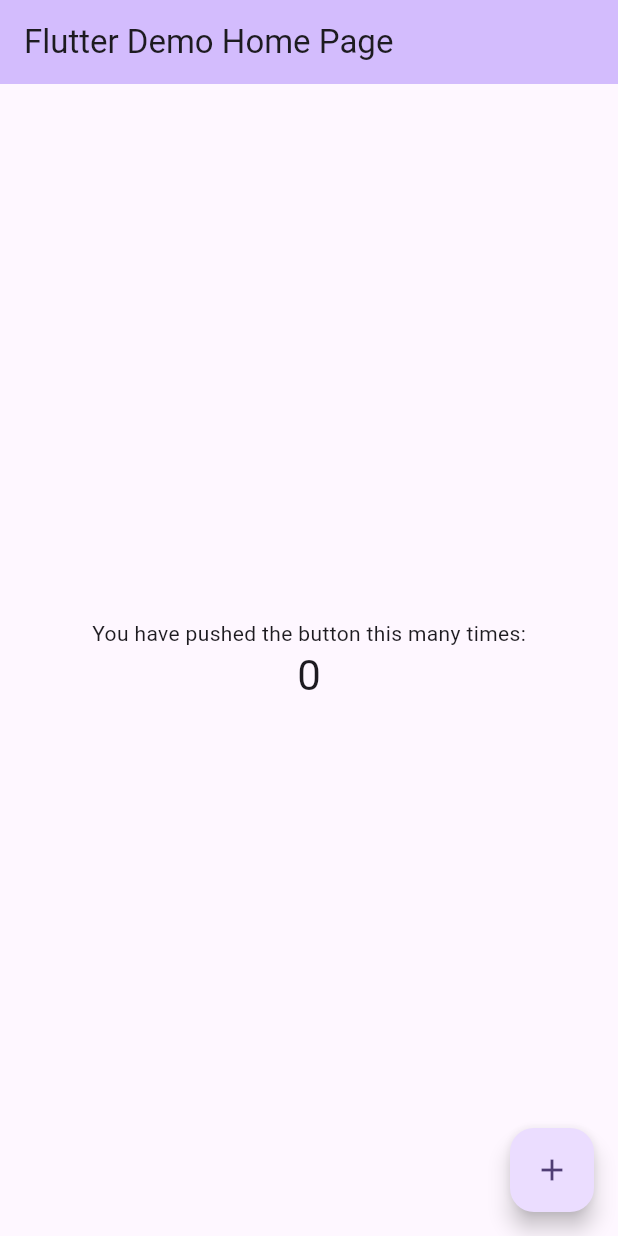
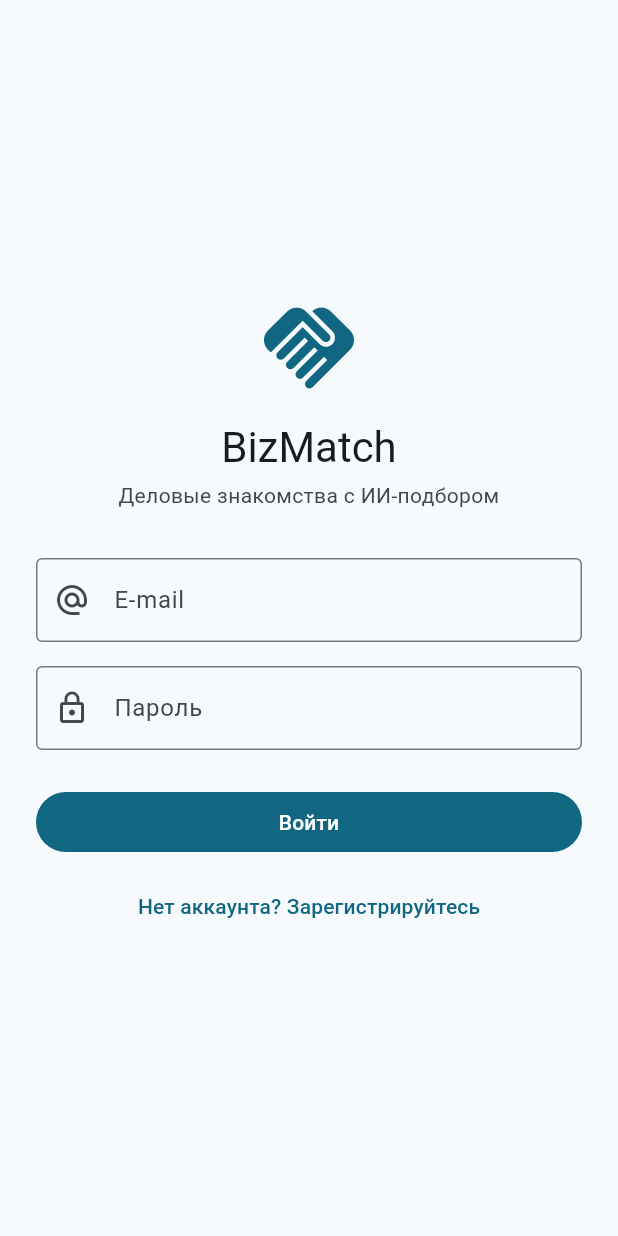
Before and after one commit to anastasia56yy/PAM-BizMatch, a Flutter app: the screen it shows after launch, on a phone screen of 412 x 824 dp. Run offline on Flutter 3.47's test engine with Material 3 defaults, Android fonts, the phone set to English and light mode, and no system bars.

Commit message:
Тема Material 3 (ColorScheme.fromSeed) и статический экран входа

```diff
--- a/lib/main.dart
+++ b/lib/main.dart
@@ -1,122 +1,25 @@
 import 'package:flutter/material.dart';
 
-void main() {
-  runApp(const MyApp());
-}
+import 'screens/login_screen.dart';
 
-class MyApp extends StatelessWidget {
-  const MyApp({super.key});
+void main() => runApp(const BizMatchApp());
 
-  // This widget is the root of your application.
+class BizMatchApp extends StatelessWidget {
+  const BizMatchApp({super.key});
+
   @override
   Widget build(BuildContext context) {
     return MaterialApp(
-      title: 'Flutter Demo',
+      title: 'BizMatch',
+      debugShowCheckedModeBanner: false,
       theme: ThemeData(
-        // This is the theme of your application.
-        //
-        // TRY THIS: Try running your application with "flutter run". You'll see
-        // the application has a purple toolbar. Then, without quitting the app,
-        // try changing the seedColor in the colorScheme below to Colors.green
-        // and then invoke "hot reload" (save your changes or press the "hot
-        // reload" button in a Flutter-supported IDE, or press "r" if you used
-        // the command line to start the app).
-        //
-        // Notice that the counter didn't reset back to zero; the application
-        // state is not lost during the reload. To reset the state, use hot
-        // restart instead.
-        //
-        // This works for code too, not just values: Most code changes can be
-        // tested with just a hot reload.
-        colorScheme: .fromSeed(seedColor: Colors.deepPurple),
+        // Глубокий «деловой» сине-бирюзовый: доверие + энергия знакомств
+        colorScheme: ColorScheme.fromSeed(seedColor: const Color(0xFF0F6E8C)),
+        textTheme: const TextTheme(
+          titleLarge: TextStyle(fontWeight: FontWeight.w600),
+        ),
       ),
-      home: const MyHomePage(title: 'Flutter Demo Home Page'),
+      home: const LoginScreen(),
     );
   }
 }
-
-class MyHomePage extends StatefulWidget {
-  const MyHomePage({super.key, required this.title});
-
-  // This widget is the home page of your application. It is stateful, meaning
-  // that it has a State object (defined below) that contains fields that affect
-  // how it looks.
-
-  // This class is the configuration for the state. It holds the values (in this
-  // case the title) provided by the parent (in this case the App widget) and
-  // used by the build method of the State. Fields in a Widget subclass are
-  // always marked "final".
-
-  final String title;
-
-  @override
-  State<MyHomePage> createState() => _MyHomePageState();
-}
-
-class _MyHomePageState extends State<MyHomePage> {
-  int _counter = 0;
-
-  void _incrementCounter() {
-    setState(() {
-      // This call to setState tells the Flutter framework that something has
-      // changed in this State, which causes it to rerun the build method below
-      // so that the display can reflect the updated values. If we changed
-      // _counter without calling setState(), then the build method would not be
-      // called again, and so nothing would appear to happen.
-      _counter++;
-    });
-  }
-
-  @override
-  Widget build(BuildContext context) {
-    // This method is rerun every time setState is called, for instance as done
-    // by the _incrementCounter method above.
-    //
-    // The Flutter framework has been optimized to make rerunning build methods
-    // fast, so that you can just rebuild anything that needs updating rather
-    // than having to individually change instances of widgets.
-    return Scaffold(
-      appBar: AppBar(
-        // TRY THIS: Try changing the color here to a specific color (to
-        // Colors.amber, perhaps?) and trigger a hot reload to see the AppBar
-        // change color while the other colors stay the same.
-        backgroundColor: Theme.of(context).colorScheme.inversePrimary,
-        // Here we take the value from the MyHomePage object that was created by
-        // the App.build method, and use it to set our appbar title.
-        title: Text(widget.title),
-      ),
-      body: Center(
-        // Center is a layout widget. It takes a single child and positions it
-        // in the middle of the parent.
-        child: Column(
-          // Column is also a layout widget. It takes a list of children and
-          // arranges them vertically. By default, it sizes itself to fit its
-          // children horizontally, and tries to be as tall as its parent.
-          //
-          // Column has various properties to control how it sizes itself and
-          // how it positions its children. Here we use mainAxisAlignment to
-          // center the children vertically; the main axis here is the vertical
-          // axis because Columns are vertical (the cross axis would be
-          // horizontal).
-          //
-          // TRY THIS: Invoke "debug painting" (choose the "Toggle Debug Paint"
-          // action in the IDE, or press "p" in the console), to see the
-          // wireframe for each widget.
-          mainAxisAlignment: .center,
-          children: [
-            const Text('You have pushed the button this many times:'),
-            Text(
-              '$_counter',
-              style: Theme.of(context).textTheme.headlineMedium,
-            ),
-          ],
-        ),
-      ),
-      floatingActionButton: FloatingActionButton(
-        onPressed: _incrementCounter,
-        tooltip: 'Increment',
-        child: const Icon(Icons.add),
-      ),
-    );
-  }
-}
--- /dev/null
+++ b/lib/screens/login_screen.dart
@@ -0,0 +1,63 @@
+import 'package:flutter/material.dart';
+
+class LoginScreen extends StatelessWidget {
+  const LoginScreen({super.key});
+
+  @override
+  Widget build(BuildContext context) {
+    final scheme = Theme.of(context).colorScheme;
+    final text = Theme.of(context).textTheme;
+    return Scaffold(
+      body: SafeArea(
+        child: Center(
+          child: SingleChildScrollView(
+            padding: const EdgeInsets.all(24),
+            child: Column(
+              crossAxisAlignment: CrossAxisAlignment.stretch,
+              children: [
+                Icon(Icons.handshake, size: 72, color: scheme.primary),
+                const SizedBox(height: 12),
+                Text('BizMatch',
+                    textAlign: TextAlign.center, style: text.headlineMedium),
+                const SizedBox(height: 4),
+                Text(
+                  'Деловые знакомства с ИИ-подбором',
+                  textAlign: TextAlign.center,
+                  style: text.bodyMedium
+                      ?.copyWith(color: scheme.onSurfaceVariant),
+                ),
+                const SizedBox(height: 32),
+                const TextField(
+                  decoration: InputDecoration(
+                    labelText: 'E-mail',
+                    prefixIcon: Icon(Icons.alternate_email),
+                    border: OutlineInputBorder(),
+                  ),
+                ),
+                const SizedBox(height: 16),
+                const TextField(
+                  obscureText: true,
+                  decoration: InputDecoration(
+                    labelText: 'Пароль',
+                    prefixIcon: Icon(Icons.lock_outline),
+                    border: OutlineInputBorder(),
+                  ),
+                ),
+                const SizedBox(height: 24),
+                FilledButton(
+                  onPressed: () {},
+                  child: const Text('Войти'),
+                ),
+                const SizedBox(height: 8),
+                TextButton(
+                  onPressed: () {},
+                  child: const Text('Нет аккаунта? Зарегистрируйтесь'),
+                ),
+              ],
+            ),
+          ),
+        ),
+      ),
+    );
+  }
+}
```
Also changed, not shown: 1 other file.
